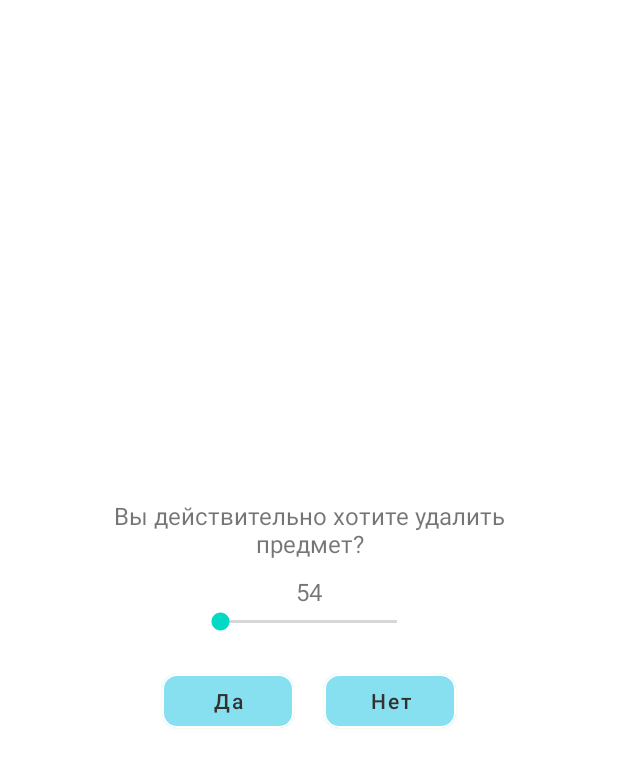
After one commit to lexusshatov/CardGame, an Android app: the layout dialog_remove_item.xml on its own in the app's theme, with its tools: preview values and no code run, on a phone screen of 412 x 824 dp. The commit adds this screen. Shown: the top 767 px of the screen. Run offline under Robolectric (Android 15) with nearby library versions, the phone set to English and light mode, and no system bars.

Commit message:
remove item

```diff
--- a/app/build.gradle
+++ b/app/build.gradle
@@ -5,6 +5,7 @@ plugins {
     id "kotlin-kapt"
     id "dagger.hilt.android.plugin"
     id "androidx.navigation.safeargs.kotlin"
+    id "kotlin-parcelize"
 }
 
 android {
@@ -12,7 +13,7 @@ android {
 
     defaultConfig {
         applicationId "com.mauz.narutogame"
-        minSdk 21
+        minSdk 26
         targetSdk 31
         versionCode 6
         versionName "0.1"
--- a/app/src/main/java/com/mauz/narutogame/core/data/Item.kt
+++ b/app/src/main/java/com/mauz/narutogame/core/data/Item.kt
@@ -1,7 +1,11 @@
 package com.mauz.narutogame.core.data
 
+import android.os.Parcelable
+import kotlinx.parcelize.Parcelize
+
+@Parcelize
 data class Item(
     val id: String,
     val count: Int,
     val icon: String,
-)
+) : Parcelable
--- a/app/src/main/java/com/mauz/narutogame/core/repository/InventoryRepository.kt
+++ b/app/src/main/java/com/mauz/narutogame/core/repository/InventoryRepository.kt
@@ -6,5 +6,5 @@ import kotlinx.coroutines.flow.Flow
 interface InventoryRepository {
     fun getInventory(): Flow<List<Item>>
     suspend fun addItem(id: String, count: Int = 1)
-    suspend fun removeItem(item: Item)
+    suspend fun removeItem(id: String, count: Int = 1)
 }
--- a/app/src/main/java/com/mauz/narutogame/util/FirebaseUtils.kt
+++ b/app/src/main/java/com/mauz/narutogame/util/FirebaseUtils.kt
@@ -1,5 +1,6 @@
 package com.mauz.narutogame.util
 
+import com.google.android.gms.tasks.Task
 import com.google.firebase.firestore.CollectionReference
 import com.google.firebase.firestore.DocumentReference
 import com.google.firebase.firestore.Query
@@ -70,3 +71,8 @@ suspend inline fun <reified T : Any> Query.getAll(): List<T> =
             }
             .addOnFailureListener { continuation.resumeWithException(it) }
     }
+
+suspend inline fun Task<Void>.now() = suspendCoroutine<Unit> { continuation ->
+    addOnSuccessListener { continuation.resume(Unit) }
+    addOnFailureListener { continuation.resumeWithException(it) }
+}
--- a/app/src/main/res/layout/dialog_info.xml
+++ b/app/src/main/res/layout/dialog_info.xml
@@ -1,7 +1,7 @@
 <?xml version="1.0" encoding="utf-8"?>
 <LinearLayout xmlns:android="http://schemas.android.com/apk/res/android"
     xmlns:tools="http://schemas.android.com/tools"
-    android:layout_width="match_parent"
+    android:layout_width="wrap_content"
     android:layout_height="wrap_content"
     android:layout_gravity="center"
     android:orientation="vertical"
@@ -11,7 +11,6 @@
         android:id="@+id/info"
         android:layout_width="wrap_content"
         android:layout_height="wrap_content"
-        android:layout_gravity="center"
         android:gravity="center"
         android:textSize="20sp"
         tools:text="Some info text" />
--- /dev/null
+++ b/app/src/main/res/layout/dialog_remove_item.xml
@@ -0,0 +1,59 @@
+<?xml version="1.0" encoding="utf-8"?>
+<LinearLayout xmlns:android="http://schemas.android.com/apk/res/android"
+    xmlns:tools="http://schemas.android.com/tools"
+    android:layout_width="wrap_content"
+    android:layout_height="wrap_content"
+    android:layout_gravity="center"
+    android:layout_marginHorizontal="30dp"
+    android:orientation="vertical"
+    android:padding="20dp"
+    tools:ignore="ButtonStyle">
+
+    <TextView
+        android:layout_width="wrap_content"
+        android:layout_height="wrap_content"
+        android:layout_gravity="center"
+        android:gravity="center"
+        android:text="@string/are_you_sure_about_delete_this_item"
+        android:textSize="16sp" />
+
+    <TextView
+        android:id="@+id/count"
+        android:layout_width="wrap_content"
+        android:layout_height="wrap_content"
+        android:layout_gravity="center"
+        android:layout_marginTop="10dp"
+        android:textSize="16sp"
+        tools:text="54" />
+
+    <SeekBar
+        android:id="@+id/seekbar"
+        android:layout_width="150dp"
+        android:layout_height="wrap_content"
+        android:layout_gravity="center"
+        android:min="1" />
+
+    <LinearLayout
+        android:layout_width="wrap_content"
+        android:layout_height="wrap_content"
+        android:layout_gravity="center"
+        android:layout_marginTop="20dp"
+        android:orientation="horizontal">
+
+        <Button
+            android:id="@+id/yes"
+            android:layout_width="wrap_content"
+            android:layout_height="wrap_content"
+            android:layout_marginHorizontal="10dp"
+            android:text="@string/yes" />
+
+        <Button
+            android:id="@+id/no"
+            android:layout_width="wrap_content"
+            android:layout_height="wrap_content"
+            android:layout_marginHorizontal="10dp"
+            android:text="@string/no" />
+    </LinearLayout>
+
+
+</LinearLayout>
--- a/app/src/main/res/values/strings.xml
+++ b/app/src/main/res/values/strings.xml
@@ -23,4 +23,7 @@
     <string name="ok">ОК</string>
     <string name="name_already_used">Данное имя уже используется</string>
     <string name="inventory_item">Предмет инвенторя</string>
+    <string name="are_you_sure_about_delete_this_item">Вы действительно хотите удалить предмет?</string>
+    <string name="yes">Да</string>
+    <string name="no">Нет</string>
 </resources>
--- a/app/src/main/res/values/themes.xml
+++ b/app/src/main/res/values/themes.xml
@@ -13,6 +13,7 @@
         <item name="android:statusBarColor" tools:targetApi="l">?attr/colorPrimaryVariant</item>
         <!-- Customize your theme here. -->
         <item name="materialButtonStyle">@style/Button</item>
+        <item name="dialogTheme">@style/RoundedCornersDialog</item>
     </style>
 
     <style name="Button" parent="Widget.MaterialComponents.Button">
```
Also changed, not shown: app/src/main/java/com/mauz/narutogame/core/repository/cloud/InventoryFirebaseRepository.kt (+11 -2 lines), app/src/main/java/com/mauz/narutogame/core/usecase/RemoveItemUseCase.kt (added, +19 -0 lines), app/src/main/java/com/mauz/narutogame/ui/base/FocusAdapter.kt (+8 -7 lines), app/src/main/java/com/mauz/narutogame/ui/character/CharacterFragment.kt (+10 -1 lines), app/src/main/java/com/mauz/narutogame/ui/dialog/RemoveItemDialog.kt (added, +50 -0 lines), app/src/main/java/com/mauz/narutogame/util/SeekbarUtil.kt (added, +17 -0 lines), app/src/main/res/layout/fragment_character.xml (+9 -2 lines), app/src/main/res/navigation/main_graph.xml (+15 -1 lines).
